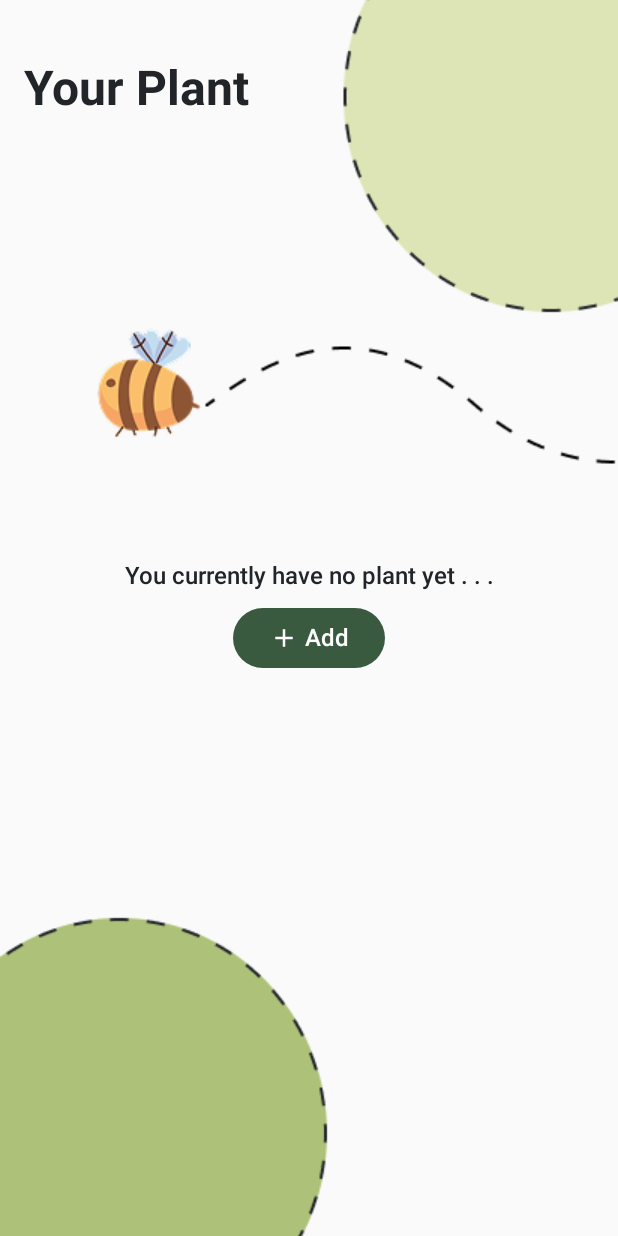
After one commit to PaulHo0501/planty-nanny, an Android app built with Jetpack Compose: the HomeScreen screen opened through its navigation route, on a phone screen of 412 x 824 dp. The commit adds this screen. Run offline under Robolectric (Android 15) with nearby library versions, the light colour scheme and no system bars.

Commit message:
add Welcome screen + Home screen

```diff
--- a/frontend/app/build.gradle.kts
+++ b/frontend/app/build.gradle.kts
@@ -47,6 +47,7 @@ dependencies {
     implementation(libs.androidx.compose.ui.tooling.preview)
     implementation(libs.androidx.compose.material3)
     implementation(libs.androidx.compose.ui.text.google.fonts)
+    implementation(libs.androidx.navigation.compose)
     testImplementation(libs.junit)
     androidTestImplementation(libs.androidx.junit)
     androidTestImplementation(libs.androidx.espresso.core)
--- a/frontend/app/src/main/java/com/doubletrouble/myapplication/MainActivity.kt
+++ b/frontend/app/src/main/java/com/doubletrouble/myapplication/MainActivity.kt
@@ -1,18 +1,16 @@
 package com.doubletrouble.myapplication
 
+import com.doubletrouble.myapplication.ui.screen.HomeScreen
+import com.doubletrouble.myapplication.ui.screen.WelcomeScreen
+import com.doubletrouble.myapplication.ui.theme.PlantyNannyTheme
 import android.os.Bundle
 import androidx.activity.ComponentActivity
 import androidx.activity.compose.setContent
 import androidx.activity.enableEdgeToEdge
-import androidx.compose.foundation.layout.fillMaxSize
-import androidx.compose.foundation.layout.padding
-import androidx.compose.material3.MaterialTheme
-import androidx.compose.material3.Scaffold
-import androidx.compose.material3.Text
 import androidx.compose.runtime.Composable
-import androidx.compose.ui.Modifier
-import androidx.compose.ui.tooling.preview.Preview
-import com.doubletrouble.myapplication.ui.theme.PlantyNannyTheme
+import androidx.navigation.compose.NavHost
+import androidx.navigation.compose.composable
+import androidx.navigation.compose.rememberNavController
 
 class MainActivity : ComponentActivity() {
     override fun onCreate(savedInstanceState: Bundle?) {
@@ -20,31 +18,23 @@ class MainActivity : ComponentActivity() {
         enableEdgeToEdge()
         setContent {
             PlantyNannyTheme {
-                Scaffold(modifier = Modifier.fillMaxSize()) { innerPadding ->
-                    Greeting(
-                        name = "Android",
-                        modifier = Modifier.padding(innerPadding)
-                    )
-                }
+                PlantyApp()
             }
         }
     }
 }
 
 @Composable
-fun Greeting(name: String, modifier: Modifier = Modifier) {
+fun PlantyApp() {
+    val navController = rememberNavController()
 
-    Text(
-        text = "Welcome",
-        modifier = modifier,
-        style = MaterialTheme.typography.titleLarge
-    )
-}
+    NavHost(navController = navController, startDestination = "welcome") {
+        composable("welcome") {
+            WelcomeScreen(onNavigateToHome = { navController.navigate("home") })
+        }
 
-@Preview(showBackground = true)
-@Composable
-fun GreetingPreview() {
-    PlantyNannyTheme {
-        Greeting("Android")
+        composable("home") {
+            HomeScreen(onNavigateToAddPlant = {})
+        }
     }
 }
--- /dev/null
+++ b/frontend/app/src/main/java/com/doubletrouble/myapplication/ui/component/Button.kt
@@ -0,0 +1,56 @@
+package com.doubletrouble.myapplication.ui.component
+
+import androidx.compose.foundation.layout.Spacer
+import androidx.compose.foundation.layout.size
+import androidx.compose.foundation.layout.width
+import androidx.compose.foundation.shape.RoundedCornerShape
+import androidx.compose.material.icons.Icons
+import androidx.compose.material.icons.filled.Add
+import androidx.compose.material3.Button
+import androidx.compose.material3.Icon
+import androidx.compose.material3.MaterialTheme
+import androidx.compose.material3.Text
+import androidx.compose.runtime.Composable
+import androidx.compose.ui.Modifier
+import androidx.compose.ui.graphics.vector.ImageVector
+import androidx.compose.ui.tooling.preview.Preview
+import androidx.compose.ui.unit.dp
+import com.doubletrouble.myapplication.ui.theme.PlantyNannyTheme
+
+@Composable
+fun Button(
+    text: String,
+    onClick: () -> Unit,
+    modifier: Modifier = Modifier,
+    enabled: Boolean = true,
+    icon: ImageVector? = null
+) {
+    Button(
+        onClick = onClick,
+        modifier = modifier,
+        enabled = enabled,
+        shape = RoundedCornerShape(20.dp)
+    ) {
+        if (icon != null) {
+            Icon(
+                imageVector = icon,
+                contentDescription = "Button icon",
+                modifier = Modifier.size(20.dp)
+            )
+            Spacer(Modifier.width(4.dp))
+        }
+        Text(
+            text = text, style = MaterialTheme.typography.bodyMedium
+        )
+    }
+}
+
+@Preview(showBackground = true, name = "Button Preview")
+@Composable
+fun PrimaryButtonPreview() {
+    PlantyNannyTheme {
+        Button(
+            text = "Preview", onClick = {}, icon = Icons.Default.Add
+        )
+    }
+}
--- /dev/null
+++ b/frontend/app/src/main/java/com/doubletrouble/myapplication/ui/screen/HomeScreen.kt
@@ -0,0 +1,64 @@
+package com.doubletrouble.myapplication.ui.screen
+
+import androidx.compose.foundation.Image
+import androidx.compose.foundation.layout.Arrangement
+import androidx.compose.foundation.layout.Box
+import androidx.compose.foundation.layout.Column
+import androidx.compose.foundation.layout.Spacer
+import androidx.compose.foundation.layout.fillMaxSize
+import androidx.compose.foundation.layout.height
+import androidx.compose.foundation.layout.padding
+import androidx.compose.material.icons.Icons
+import androidx.compose.material.icons.filled.Add
+import androidx.compose.material3.MaterialTheme
+import androidx.compose.material3.Text
+import androidx.compose.runtime.Composable
+import androidx.compose.ui.Alignment
+import androidx.compose.ui.Modifier
+import androidx.compose.ui.layout.ContentScale
+import androidx.compose.ui.res.painterResource
+import androidx.compose.ui.tooling.preview.Preview
+import androidx.compose.ui.unit.dp
+import com.doubletrouble.myapplication.R
+import com.doubletrouble.myapplication.ui.component.Button
+import com.doubletrouble.myapplication.ui.theme.BlackGrey
+import com.doubletrouble.myapplication.ui.theme.PlantyNannyTheme
+
+@Composable
+fun HomeScreen(onNavigateToAddPlant: () -> Unit) {
+    Box(modifier = Modifier.fillMaxSize()) {
+        Image(
+            painter = painterResource(R.drawable.home_background),
+            contentDescription = "Home background",
+            contentScale = ContentScale.Crop,
+            modifier = Modifier.fillMaxSize()
+        )
+        Text(
+            text = "Your Plant",
+            style = MaterialTheme.typography.headlineMedium,
+            color = BlackGrey,
+            modifier = Modifier.padding(horizontal = 16.dp, vertical = 40.dp)
+        )
+        Column(
+            modifier = Modifier.fillMaxSize(),
+            verticalArrangement = Arrangement.Center,
+            horizontalAlignment = Alignment.CenterHorizontally
+        ) {
+            Text(
+                text = "You currently have no plant yet . . .",
+                style = MaterialTheme.typography.bodyMedium,
+                color = BlackGrey
+            )
+            Spacer(modifier = Modifier.height(8.dp))
+            Button(text = "Add", icon = Icons.Default.Add, onClick = onNavigateToAddPlant)
+        }
+    }
+}
+
+@Preview(showBackground = true, name = "Home Screen Preview")
+@Composable
+fun HomeScreenPreview() {
+    PlantyNannyTheme {
+        HomeScreen({})
+    }
+}
--- /dev/null
+++ b/frontend/app/src/main/java/com/doubletrouble/myapplication/ui/screen/WelcomeScreen.kt
@@ -0,0 +1,56 @@
+package com.doubletrouble.myapplication.ui.screen
+
+import androidx.compose.foundation.Image
+import androidx.compose.foundation.background
+import androidx.compose.foundation.layout.Box
+import androidx.compose.foundation.layout.Column
+import androidx.compose.foundation.layout.fillMaxSize
+import androidx.compose.material3.MaterialTheme
+import androidx.compose.material3.Text
+import androidx.compose.runtime.Composable
+import androidx.compose.ui.Alignment
+import androidx.compose.ui.Modifier
+import androidx.compose.ui.layout.ContentScale
+import androidx.compose.ui.res.painterResource
+import androidx.compose.ui.tooling.preview.Preview
+import com.doubletrouble.myapplication.R
+import com.doubletrouble.myapplication.ui.component.Button
+import com.doubletrouble.myapplication.ui.theme.BlackGrey
+import com.doubletrouble.myapplication.ui.theme.PlantyNannyTheme
+import com.doubletrouble.myapplication.ui.theme.VanillaCream
+
+@Composable
+fun WelcomeScreen(onNavigateToHome: () -> Unit) {
+    Box(
+        modifier = Modifier
+            .fillMaxSize()
+            .background(color = VanillaCream),
+        contentAlignment = Alignment.Center
+    ) {
+        Image(
+            painter = painterResource(id = R.drawable.welcome_background),
+            contentDescription = "Welcome background",
+            contentScale = ContentScale.FillHeight,
+            modifier = Modifier.fillMaxSize()
+        )
+        Column(horizontalAlignment = Alignment.CenterHorizontally) {
+            Text(
+                text = "Welcome",
+                color = BlackGrey,
+                style = MaterialTheme.typography.titleLarge
+            )
+            Button(
+                text = "Begin",
+                onClick = onNavigateToHome
+            )
+        }
+    }
+}
+
+@Preview(showBackground = true, name = "Welcome Screen Preview")
+@Composable
+fun WelcomeScreenPreview() {
+    PlantyNannyTheme {
+        WelcomeScreen({})
+    }
+}
--- a/frontend/gradle/libs.versions.toml
+++ b/frontend/gradle/libs.versions.toml
@@ -8,11 +8,13 @@ lifecycleRuntimeKtx = "2.10.0"
 activityCompose = "1.12.4"
 kotlin = "2.0.21"
 composeBom = "2024.09.00"
+navigationCompose = "2.9.7"
 uiTextGoogleFonts = "1.10.3"
 
 [libraries]
 androidx-compose-ui-text-google-fonts = { module = "androidx.compose.ui:ui-text-google-fonts", version.ref = "uiTextGoogleFonts" }
 androidx-core-ktx = { group = "androidx.core", name = "core-ktx", version.ref = "coreKtx" }
+androidx-navigation-compose = { module = "androidx.navigation:navigation-compose", version.ref = "navigationCompose" }
 junit = { group = "junit", name = "junit", version.ref = "junit" }
 androidx-junit = { group = "androidx.test.ext", name = "junit", version.ref = "junitVersion" }
 androidx-espresso-core = { group = "androidx.test.espresso", name = "espresso-core", version.ref = "espressoCore" }
```
Also changed, not shown: frontend/app/src/main/java/com/doubletrouble/myapplication/ui/theme/Type.kt (+7 -5 lines), frontend/app/src/main/res/drawable/home_background.png (added), 1 other file.
